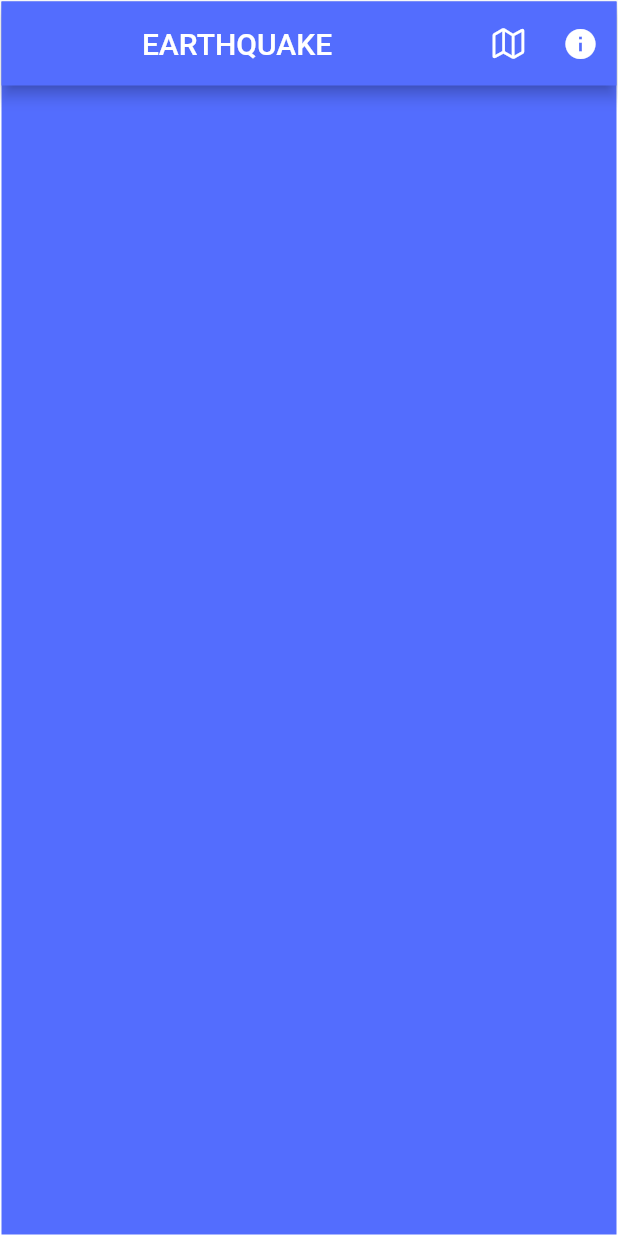
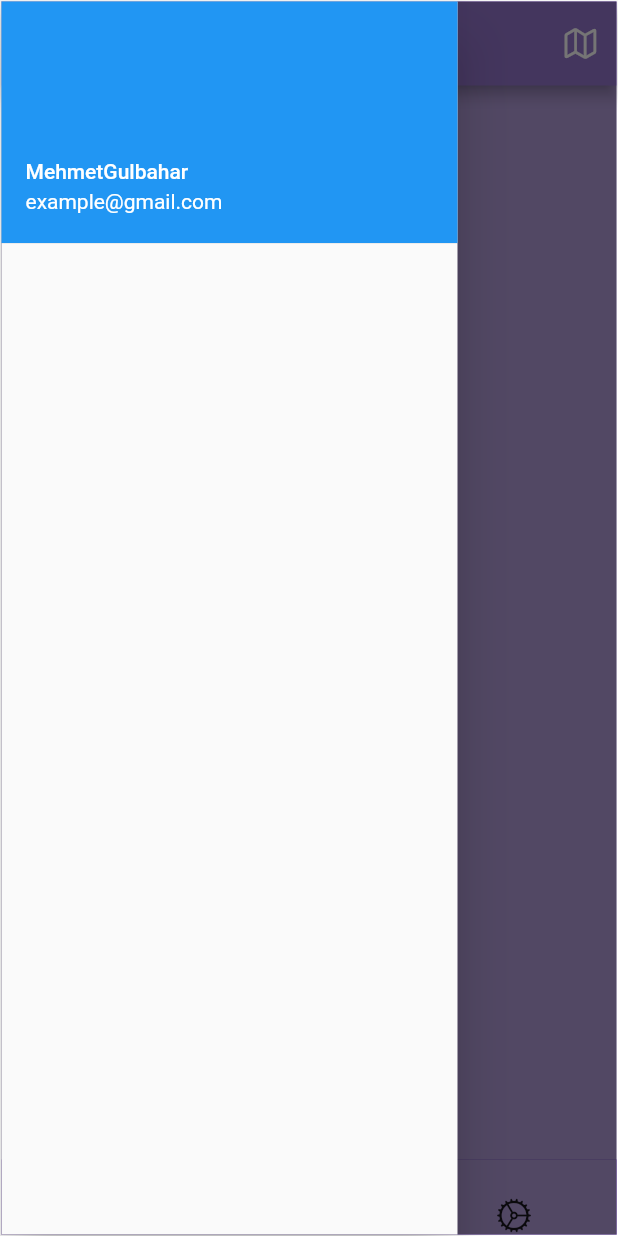
Before and after one commit to MehmetGulbahar/Earthquake, a Flutter app: the screen it shows after launch, with the side drawer open (before the commit the screen has no drawer), on a phone screen of 412 x 824 dp. Run offline on Flutter 3.47's test engine with Material 2 defaults, Android fonts, the phone set to English and light mode, and no system bars; drawn by our look-alikes of curved_navigation_bar, liquid_pull_to_refresh; our stand-ins replace geolocator, google_fonts, google_maps_flutter; network calls fail.

Commit message:
Display screen has been updated,NavBar created and added Homepage, Search and Settings button, Areas with earthquakes were shown on the map with the help of marker.

```diff
--- a/lib/earthquake_info.dart
+++ b/lib/earthquake_info.dart
@@ -15,16 +15,16 @@ class EarthquakeInfo {
   final String quality;
 
   EarthquakeInfo({
-    required this.date,
-    required this.time,
-    required this.latitude,
-    required this.longitude,
-    required this.depth,
-    required this.md,
-    required this.ml,
-    required this.mw,
-    required this.location,
-    required this.quality,
+    this.date = '',
+    this.time = '',
+    this.latitude = '',
+    this.longitude = '',
+    this.depth = '',
+    this.md = '',
+    this.ml = '',
+    this.mw = '',
+    this.location = '',
+    this.quality = '',
   });
 
   factory EarthquakeInfo.fromJson(Map json) {
--- a/lib/main.dart
+++ b/lib/main.dart
@@ -1,6 +1,7 @@
 import 'package:earthquake_project/show_all_earthquake.dart';
 import 'package:flutter/material.dart';
 
+import 'different_places_on_turkey/different_place_earthquake.dart';
 import 'my_home_page.dart';
 
 void main() {
@@ -21,6 +22,7 @@ class MyApp extends StatelessWidget {
       home: const MyHomePage(),
       routes: {
       '/show-all-earthquakes' : (context)  => const ShowAllEarthquakes(),
+        '/different-places-on-Turkey': (context) => const SpecialPlace(),
       }
     );
   }
--- a/lib/my_home_page.dart
+++ b/lib/my_home_page.dart
@@ -1,12 +1,18 @@
 import 'dart:convert';
 import 'dart:math';
 
+import 'package:curved_navigation_bar/curved_navigation_bar.dart';
 import 'package:earthquake_project/earthquake_card.dart';
 import 'package:earthquake_project/earthquake_info.dart';
+import 'package:earthquake_project/settings.dart';
 import 'package:flutter/cupertino.dart';
 import 'package:flutter/material.dart';
 import 'package:flutter/services.dart';
 import 'package:geolocator/geolocator.dart';
+import 'package:google_fonts/google_fonts.dart';
+import 'package:liquid_pull_to_refresh/liquid_pull_to_refresh.dart';
+
+import 'navbar_menu.dart';
 
 class MyHomePage extends StatefulWidget {
   const MyHomePage({Key? key}) : super(key: key);
@@ -17,6 +23,9 @@ class MyHomePage extends StatefulWidget {
 
 class _MyHomePageState extends State<MyHomePage> {
   List<EarthquakeInfo> earthquakeInfoList = [];
+  List<EarthquakeInfo> filteredList = [];
+  final currentIndex = ValueNotifier<int>(0);
+
 
   /*void fetchData() async {
     var earthquakeJsonData = await earthquakeDataToJson();
@@ -34,8 +43,11 @@ Future<void> refresh() async{
 
     setState(() {
       this.earthquakeInfoList = earthquakeInfoList;
+      this.filteredList = earthquakeInfoList;
+
+
     });
-    return Future.delayed(Duration(seconds: 4));
+    return Future.delayed(Duration(seconds: 1));
 }
 
   void askUserLocation() async {
@@ -48,6 +60,11 @@ Future<void> refresh() async{
     } else {
       // The user has granted location permission
     }
+  }
+  void filterData(String query){
+  setState(() {
+    filteredList = earthquakeInfoList.where((item) => item.location.toLowerCase().contains(query.toLowerCase())).toList();
+  });
   }
   @override
   void initState() {
@@ -64,34 +81,94 @@ Future<void> refresh() async{
       width: 200,
       height: 300,
       child: Padding(
-        padding:  EdgeInsets.all(1.0),
+        padding: EdgeInsets.all(1.0),
         child: Scaffold(
-        appBar: _appBar,
-        backgroundColor: Colors.indigoAccent,
-        body: _refreshIndicator,
-    ),
-      ),);
+          bottomNavigationBar: _bottomNavigationBar(context),
+          drawer: NavBar(),
+          appBar: _appBar,
+          backgroundColor: Colors.deepPurple[200],
+          body: _body(context),
+        ),
+      ),
+    );
   }
- RefreshIndicator get _refreshIndicator => RefreshIndicator(
+
+  Widget _bottomNavigationBar(BuildContext context) {
+    return CurvedNavigationBar(
+      backgroundColor: Colors.deepPurple,
+      color: Colors.deepPurple.shade200,
+      height: 50,
+      animationDuration: Duration(milliseconds: 400),
+      items: [
+        Icon(CupertinoIcons.home),
+        Icon(CupertinoIcons.search),
+        Icon(CupertinoIcons.settings)
+      ],
+      onTap: (index) {
+        currentIndex.value = index;
+        if (index == 2) {
+          Navigator.push(
+              context, MaterialPageRoute(builder: (context) => SettingsPage()));
+        }
+      },
+    );
+  }
+
+  Widget _body(BuildContext context) {
+    return ValueListenableBuilder<int>(
+      valueListenable: currentIndex,
+      builder: (context, value, child) {
+        if (value == 1) {
+          return Column(
+            children: [
+              TextField(
+                decoration: InputDecoration(
+                  hintText: 'Search',
+                  filled: true,
+                  fillColor: Colors.white,
+                ),
+                style:
+                GoogleFonts.openSans(fontWeight: FontWeight.bold, fontSize: 18),
+                onChanged: (value) => filterData(value),
+              ),
+              Expanded(child: ListView.builder(
+                itemCount: min(50, filteredList.length),
+                itemBuilder: (context, index) =>
+                    EarthQuakeCard(earthquakeInfo: filteredList[index]),
+              )),
+            ],
+          );
+        } else if (value == 0) {
+          return _refreshIndicator;
+        } else {
+          return Container();
+        }
+      },
+    );
+  }
+
+
+  LiquidPullToRefresh get _refreshIndicator => LiquidPullToRefresh(
     onRefresh: refresh,
+    color: Colors.deepPurple,
+    animSpeedFactor: 2,
+    height: 200,
+    backgroundColor: Colors.deepOrangeAccent[200],
     child: ListView.builder(
-      itemCount: min(50, earthquakeInfoList.length),
+      itemCount: min(50, filteredList.length),
       itemBuilder: (context, index) =>
-          EarthQuakeCard(earthquakeInfo: earthquakeInfoList[index]),
+          EarthQuakeCard(earthquakeInfo: filteredList[index]),
     ),
   );
   PreferredSizeWidget get _appBar => AppBar(
-    backgroundColor: Colors.indigoAccent,
-    title: Center(child: Text('EARTHQUAKE')),
+    backgroundColor: Colors.deepPurple[300],
+    title: Center(child: Text('EARTHQUAKE',style: GoogleFonts.openSans(fontWeight: FontWeight.bold),),),
+
     actions: [
       IconButton(
           icon: Icon(CupertinoIcons.map),
           onPressed: () =>
               Navigator.of(context).pushNamed('/show-all-earthquakes')),
-      IconButton(onPressed: () {
-        ScaffoldMessenger.of(context).showSnackBar(SnackBar(content: Center(child: Text('This Program Created By Mehmet Gulbahar',style:TextStyle(color: Colors.white),)), ),);
-      },
-        icon: Icon(Icons.info,color: Colors.white,),),
     ],
   );
 }
--- /dev/null
+++ b/lib/navbar_menu.dart
@@ -0,0 +1,18 @@
+import 'package:flutter/material.dart';
+
+class NavBar extends StatelessWidget {
+  const NavBar({Key? key}) : super(key: key);
+
+  @override
+  Widget build(BuildContext context) {
+    return Drawer(
+      child: ListView(
+        children: [
+          UserAccountsDrawerHeader(
+              accountName: Text('MehmetGulbahar'),
+              accountEmail: Text('example@gmail.com'))
+        ],
+      ),
+    );
+  }
+}
--- a/pubspec.yaml
+++ b/pubspec.yaml
@@ -41,6 +41,11 @@ dependencies:
   http: ^0.13.6
   cloud_firestore: ^4.7.1
   html: ^0.15.3
+  liquid_pull_to_refresh: ^3.0.1
+  google_fonts: ^2.1.0
+  curved_navigation_bar:
+
+
 
 
 
```
Also changed, not shown: lib/ScreenArguments/ScreenArguments.dart (added, +16 -0 lines), lib/different_places_on_turkey/different_place_earthquake.dart (added, +41 -0 lines), lib/earthquake_card.dart (+41 -21 lines), lib/settings.dart (added, +74 -0 lines), lib/show_all_earthquake.dart (+35 -12 lines), pubspec.lock, 1 other file.
